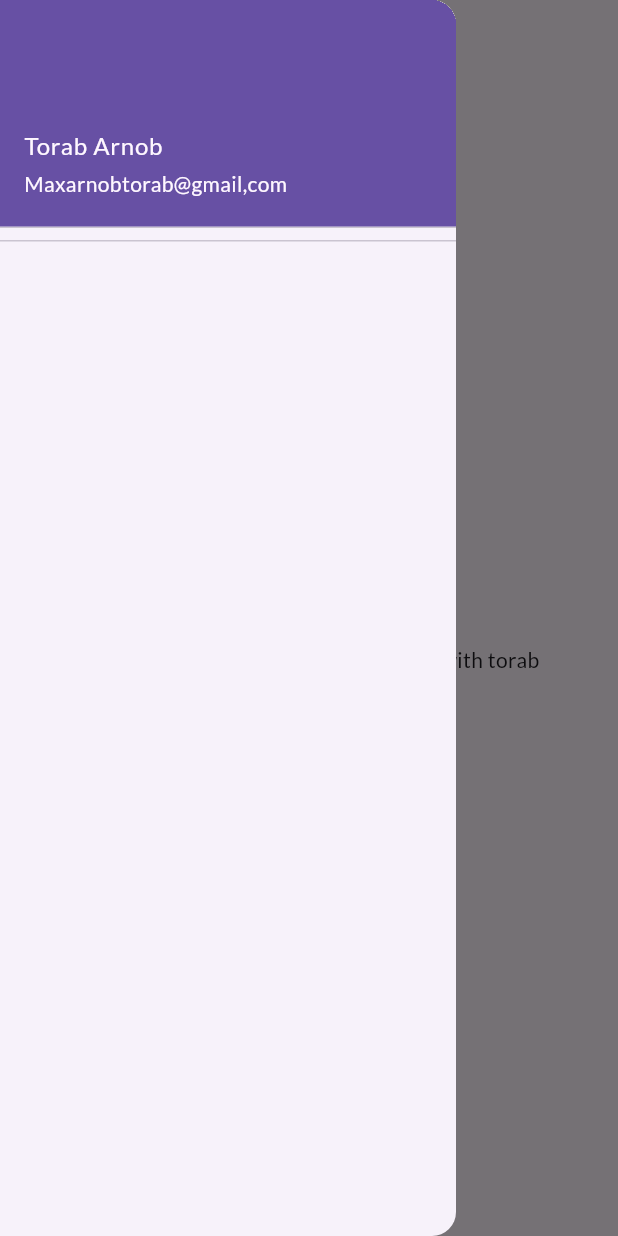
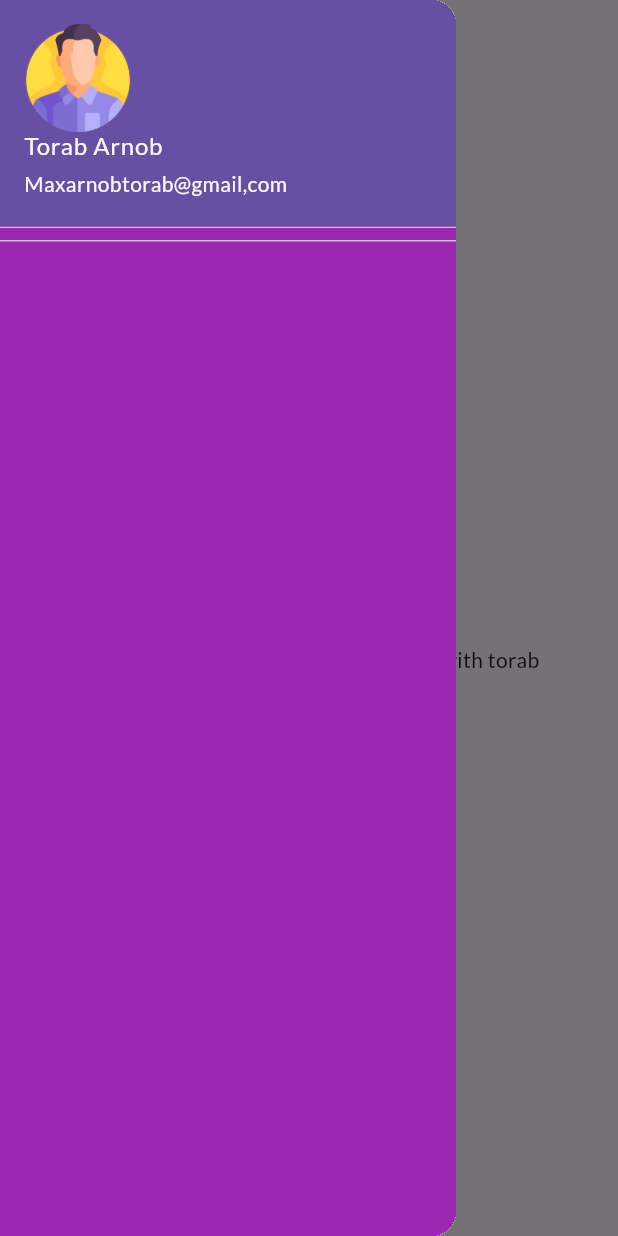
Before and after one commit to Torabarnob203311003/Learning-Flutter, a Flutter app: the screen it shows after launch, with the side drawer open, on a phone screen of 412 x 824 dp. Run offline on Flutter 3.47's test engine with Material 3 defaults, Android fonts, the phone set to English and light mode, and no system bars; our stand-ins replace google_fonts.

Commit message:
day-5 complete

```diff
--- a/lib/pages/widgets/drawer.dart
+++ b/lib/pages/widgets/drawer.dart
@@ -4,15 +4,21 @@ class MyDrawer extends StatelessWidget {
   @override
   Widget build(BuildContext context) {
     return Drawer(
+      child: Container(
+        color: Colors.purple,
         child: ListView(
+          padding: EdgeInsets.zero,
           children: [
             DrawerHeader(
                 padding: EdgeInsets.zero,
+                margin: EdgeInsets.zero,
                 child: UserAccountsDrawerHeader(
                   accountName: Text("Torab Arnob"),
                   accountEmail: Text("Maxarnobtorab@gmail,com"),
+                  currentAccountPicture: Image.asset("assets/images/Man.png"),
                 ))
           ],
+        ),
       ),
     );
   }
```
Also changed, not shown: assets/images/Man.png (added). Lines whose indentation alone changed are shown as unchanged.
